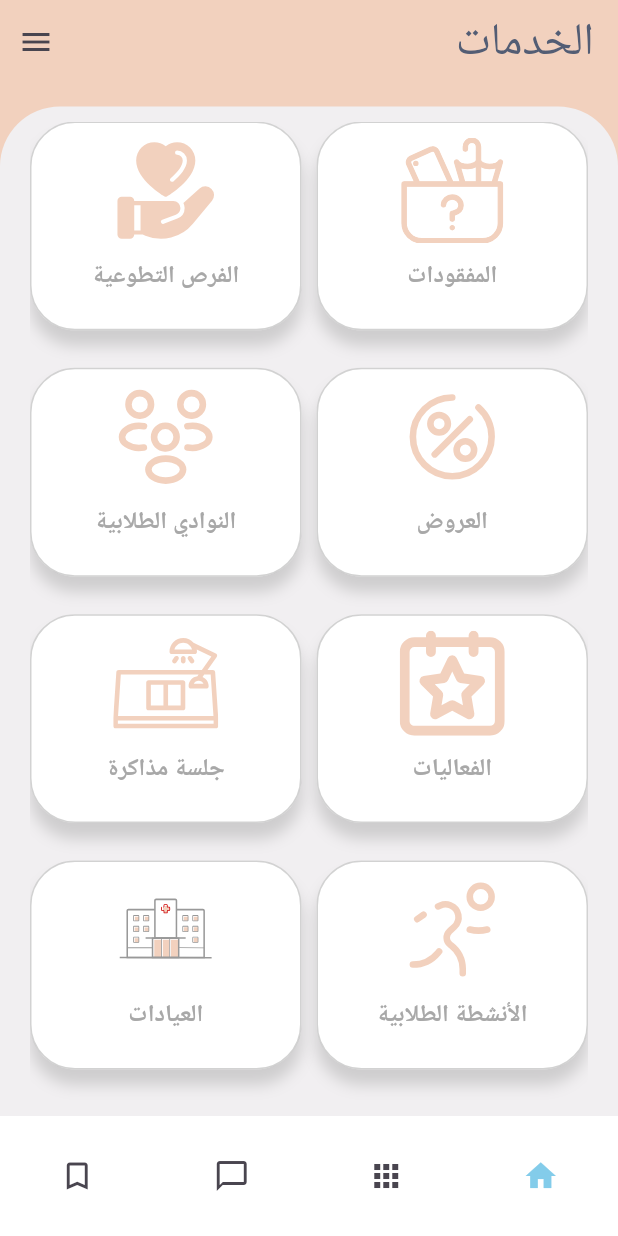
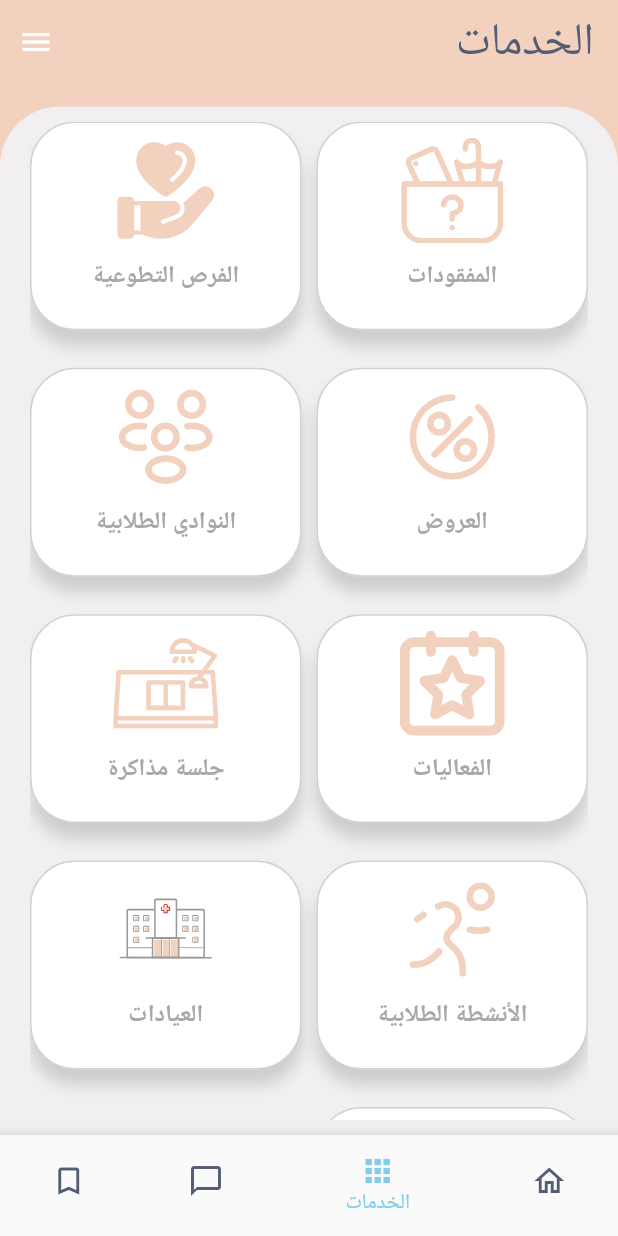
Before and after one commit to sabreenmb/senior_project, a Flutter app: the ServisesScreen screen opened directly, on a phone screen of 412 x 824 dp. Run offline on Flutter 3.47's test engine with Material 3 defaults, Android fonts, the phone set to English and light mode, and no system bars; our stand-ins replace firebase_auth, firebase_core, flutter_svg, google_fonts, image_picker; accounts and stored records are empty; network calls fail; Roboto replaces fonts that are missing (Almarai).

Commit message:
last changes sabreen

```diff
--- a/lib/constant.dart
+++ b/lib/constant.dart
@@ -16,6 +16,7 @@ enum Categories {
   hygiene,
   other
 }
+
 
 final List services = [
   {
--- a/lib/interface/ServicesScreen.dart
+++ b/lib/interface/ServicesScreen.dart
@@ -6,6 +6,9 @@ import 'package:senior_project/widgets/ServiceCard.dart';
 
 import '../constant.dart';
 import '../theme.dart';
+import 'ChatScreen.dart';
+import 'HomeScreen.dart';
+import 'SaveListScreen.dart';
 
 class ServisesScreen extends StatefulWidget {
   ServisesScreen({super.key});
@@ -15,6 +18,26 @@ class ServisesScreen extends StatefulWidget {
 }
 
 class _ServisesState extends State<ServisesScreen> {
+  int _selectedPageIndex = 1;
+  void _selectPage(int index) {
+    setState(() {
+      if(index==0){
+        Navigator.pushReplacement(
+            context, MaterialPageRoute(builder: (_) => HomeScreen()));
+      }
+      else if (index==1){
+        Navigator.pushReplacement(
+            context, MaterialPageRoute(builder: (_) => ServisesScreen()));
+      }else if(index==2){
+        Navigator.pushReplacement(
+            context, MaterialPageRoute(builder: (_) => ChatScreen()));
+      }else if(index ==3){
+        Navigator.pushReplacement(
+            context, MaterialPageRoute(builder: (_) => SaveListScreen()));
+      }
+      _selectedPageIndex = index;
+    });
+  }
   @override
   Widget build(BuildContext context) {
     return Scaffold(
@@ -31,44 +54,81 @@ class _ServisesState extends State<ServisesScreen> {
           )
         ],
       ),
-      bottomNavigationBar: NavigationBar(
-        backgroundColor: Colors.white,
-        indicatorColor: Colors.transparent,
-        labelBehavior: labelBehavior,
-        selectedIndex: currentPageIndex,
-        onDestinationSelected: (int index) {
-          setState(() {
-            currentPageIndex = index;
-          });
-        },
-        destinations: const <Widget>[
-          NavigationDestination(
-            selectedIcon: Icon(
-              Icons.home,
-              color: CustomColors.lightBlue,
+      bottomNavigationBar: BottomAppBar(
+        color: Colors.white,
+        shape: CircularNotchedRectangle(),
+        notchMargin: 0.1,
+        clipBehavior: Clip.none,
+        child: Container(
+          height: kBottomNavigationBarHeight * 1.2,
+          width:  MediaQuery.of(context).size.width,
+
+          child: Container(
+            decoration: BoxDecoration(
+              color: Colors.white,
             ),
-            icon: Icon(Icons.home_outlined),
-            label: 'Home',
+            child: BottomNavigationBar(
+              onTap:_selectPage ,
+              unselectedItemColor: CustomColors.darkGrey,
+              selectedItemColor: CustomColors.lightBlue,
+              currentIndex: _selectedPageIndex,
+              items: [
+                BottomNavigationBarItem(
+                  label: 'الرئيسية',
+                  icon: Icon(Icons.home_outlined),
+                ),
+                BottomNavigationBarItem(
+                    icon: Icon(Icons.apps), label: 'الخدمات'),
+                BottomNavigationBarItem(
+                    icon: Icon(
+                      Icons.messenger_outline,
+                    ),
+                    label: 'الدردشة'),
+                BottomNavigationBarItem(
+                    icon: Icon(Icons.bookmark_border), label: 'المحفوظات'),
+              ],
+            ),
           ),
-          NavigationDestination(
-            selectedIcon:
-                Icon(Icons.apps_rounded, color: CustomColors.lightBlue),
-            icon: Icon(Icons.apps),
-            label: 'Commute',
-          ),
-          NavigationDestination(
-            selectedIcon:
-                Icon(Icons.messenger_rounded, color: CustomColors.lightBlue),
-            icon: Icon(Icons.messenger_outline_outlined),
-            label: 'Saved',
-          ),
-          NavigationDestination(
-            selectedIcon: Icon(Icons.bookmark, color: CustomColors.lightBlue),
-            icon: Icon(Icons.bookmark_border),
-            label: 'Saved',
-          ),
-        ],
+        ),
       ),
+      // bottomNavigationBar: NavigationBar(
+      //   backgroundColor: Colors.white,
+      //   indicatorColor: Colors.transparent,
+      //   labelBehavior: labelBehavior,
+      //   selectedIndex: currentPageIndex,
+      //   onDestinationSelected: (int index) {
+      //     setState(() {
+      //       currentPageIndex = index;
+      //     });
+      //   },
+      //   destinations: const <Widget>[
+      //     NavigationDestination(
+      //       selectedIcon: Icon(
+      //         Icons.home,
+      //         color: CustomColors.lightBlue,
+      //       ),
+      //       icon: Icon(Icons.home_outlined),
+      //       label: 'Home',
+      //     ),
+      //     NavigationDestination(
+      //       selectedIcon:
+      //           Icon(Icons.apps_rounded, color: CustomColors.lightBlue),
+      //       icon: Icon(Icons.apps),
+      //       label: 'Commute',
+      //     ),
+      //     NavigationDestination(
+      //       selectedIcon:
+      //           Icon(Icons.messenger_rounded, color: CustomColors.lightBlue),
+      //       icon: Icon(Icons.messenger_outline_outlined),
+      //       label: 'Saved',
+      //     ),
+      //     NavigationDestination(
+      //       selectedIcon: Icon(Icons.bookmark, color: CustomColors.lightBlue),
+      //       icon: Icon(Icons.bookmark_border),
+      //       label: 'Saved',
+      //     ),
+      //   ],
+      // ),
       body: SafeArea(
         bottom: false,
         child: Column(
--- a/lib/main.dart
+++ b/lib/main.dart
@@ -24,9 +24,10 @@ class MyApp extends StatelessWidget {
   Widget build(BuildContext context) {
     return MaterialApp(
       debugShowCheckedModeBanner: false,
+
       theme: ThemeData(
-        textTheme: GoogleFonts.almaraiTextTheme(Theme.of(context).textTheme),
-        // primaryColor:
+        textTheme: GoogleFonts.almaraiTextTheme(Theme.of(context).textTheme)
+        ,useMaterial3: false,
 
       ),
       localizationsDelegates: [
```
Also changed, not shown: lib/interface/LostAndFoundScreen.dart (+31 -21 lines).
